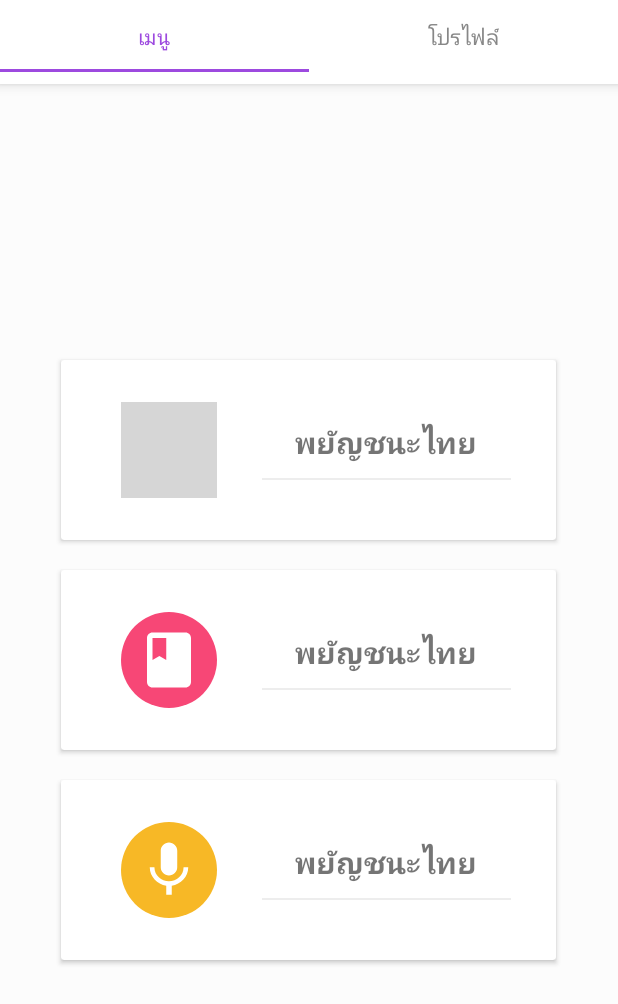
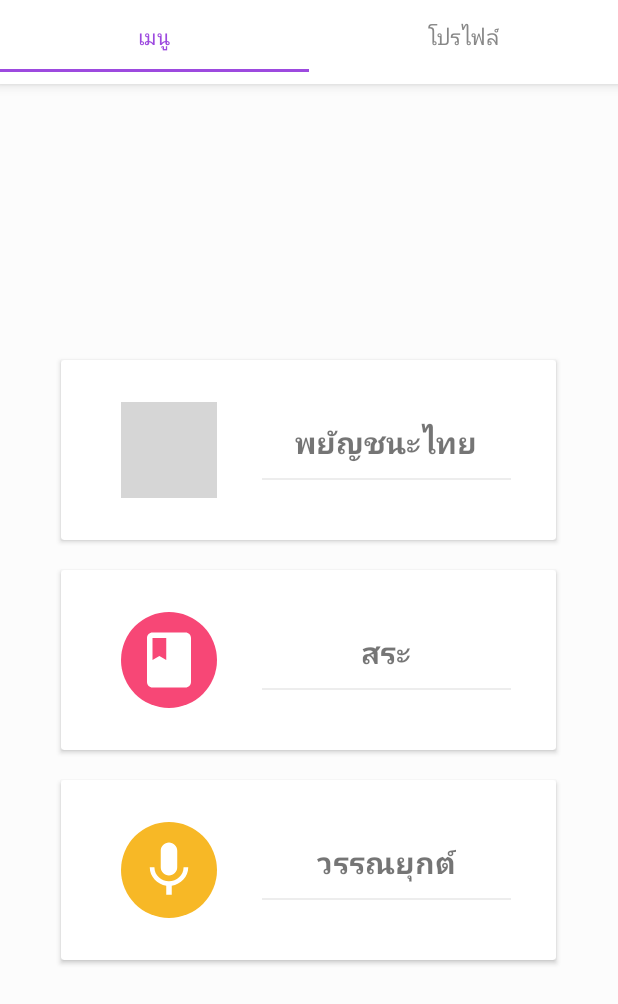
Before and after one commit to Bawornpat/FinalProject, an Android app: the Tab1 screen opened directly, with no data from a screen before it, on a phone screen of 412 x 824 dp. Shown: the top 1004 px of the screen. Run offline under Robolectric (Android 15) with nearby library versions, the phone set to English and light mode, and no system bars; grey boxes are pictures that could not be loaded.

Commit message:
1/20/2018 3:32PM

```diff
--- a/app/src/main/res/layout/fragment_tab1.xml
+++ b/app/src/main/res/layout/fragment_tab1.xml
@@ -117,7 +117,7 @@
                         android:layout_width="wrap_content"
                         android:layout_height="wrap_content"
                         android:layout_marginTop="10dp"
-                        android:text="พยัญชนะไทย"
+                        android:text="สระ"
                         android:textSize="20dp"
                         android:textStyle="bold" />
 
@@ -171,7 +171,7 @@
                     android:layout_width="wrap_content"
                     android:layout_height="wrap_content"
                     android:layout_marginTop="10dp"
-                    android:text="พยัญชนะไทย"
+                    android:text="วรรณยุกต์"
                     android:textSize="20dp"
                     android:textStyle="bold" />
 
```
Also changed, not shown: app/src/main/res/layout/fragment_tab2.xml (+10 -9 lines).
